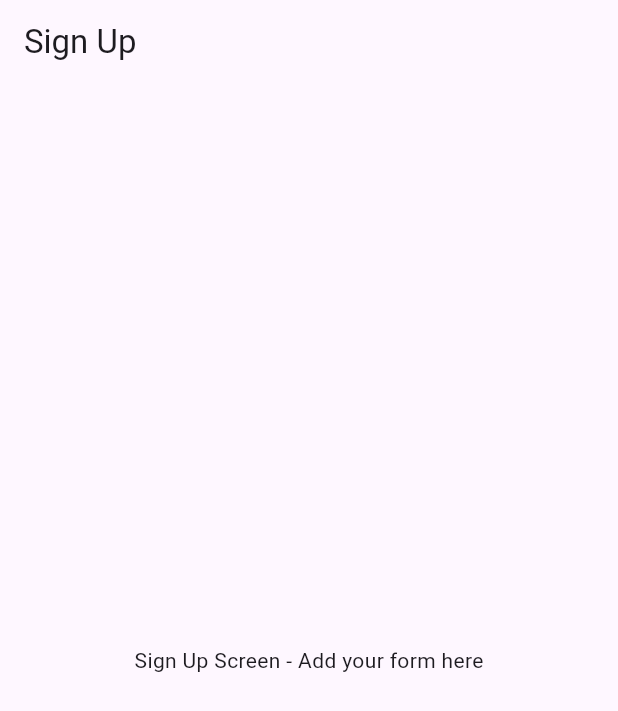
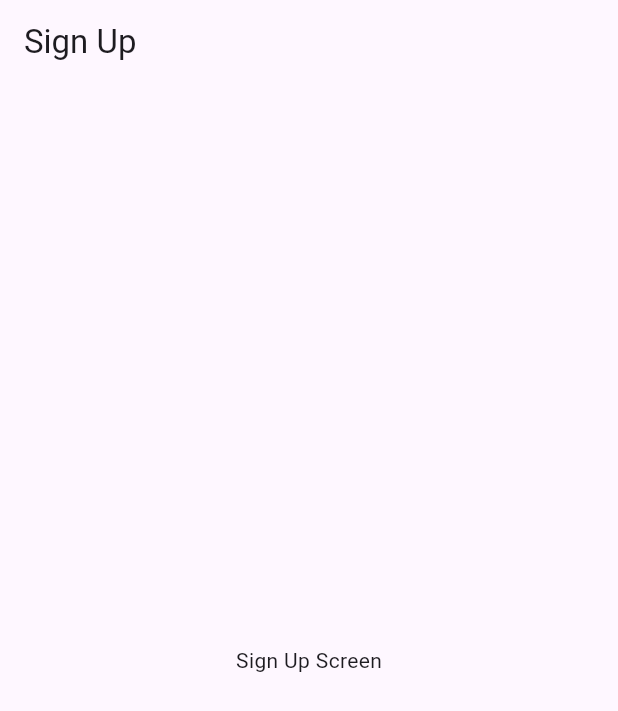
Before and after one commit to NipunaMadula/BODO-APP, a Flutter app: the screen it shows after launch, on a phone screen of 412 x 824 dp. Shown: the top 711 px of the screen. Run offline on Flutter 3.47's test engine with Material 3 defaults, Android fonts, the phone set to English and light mode, and no system bars.

```diff
--- a/lib/screens/signup_screen.dart
+++ b/lib/screens/signup_screen.dart
@@ -10,7 +10,7 @@ class SignUpScreen extends StatelessWidget {
         title: const Text('Sign Up'),
       ),
       body: const Center(
-        child: Text('Sign Up Screen - Add your form here'),
+        child: Text('Sign Up Screen'),
       ),
     );
   }
--- a/lib/screens/splash_screen.dart
+++ b/lib/screens/splash_screen.dart
@@ -32,7 +32,7 @@ class _SplashScreenState extends State<SplashScreen> {
         ),
         child: Center(
           child: Image.asset(
-            'assets/img1.jpg', // Make sure to add this image to pubspec.yaml
+            'assets/img1.jpg',
             width: 195.57,
             height: 46.66,
           ),
```
Also changed, not shown: pubspec.yaml (+4 -9 lines), pubspec.lock.
